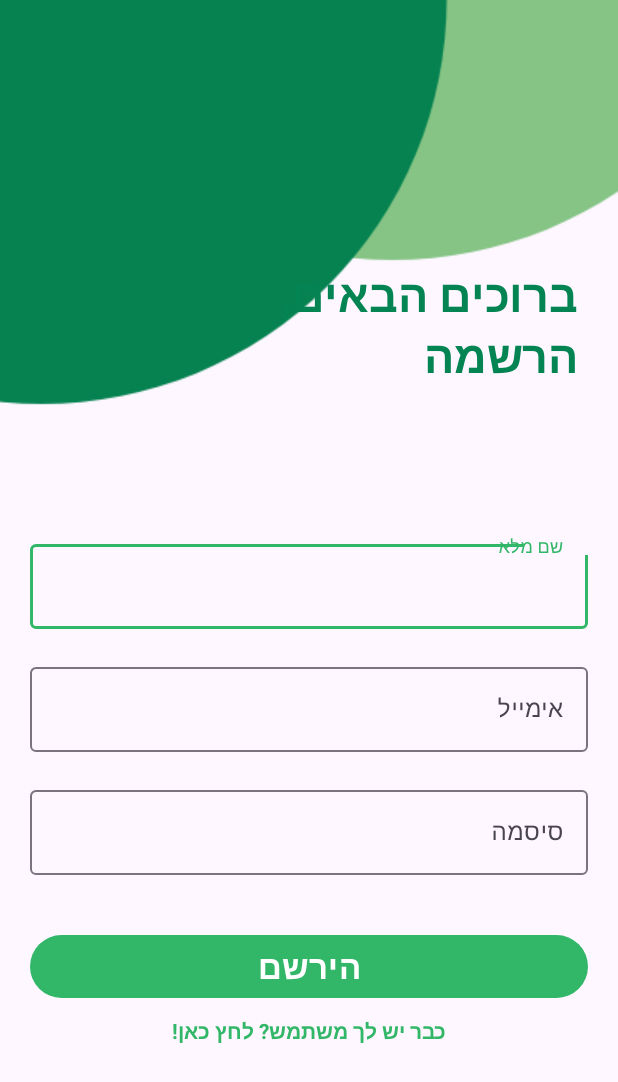
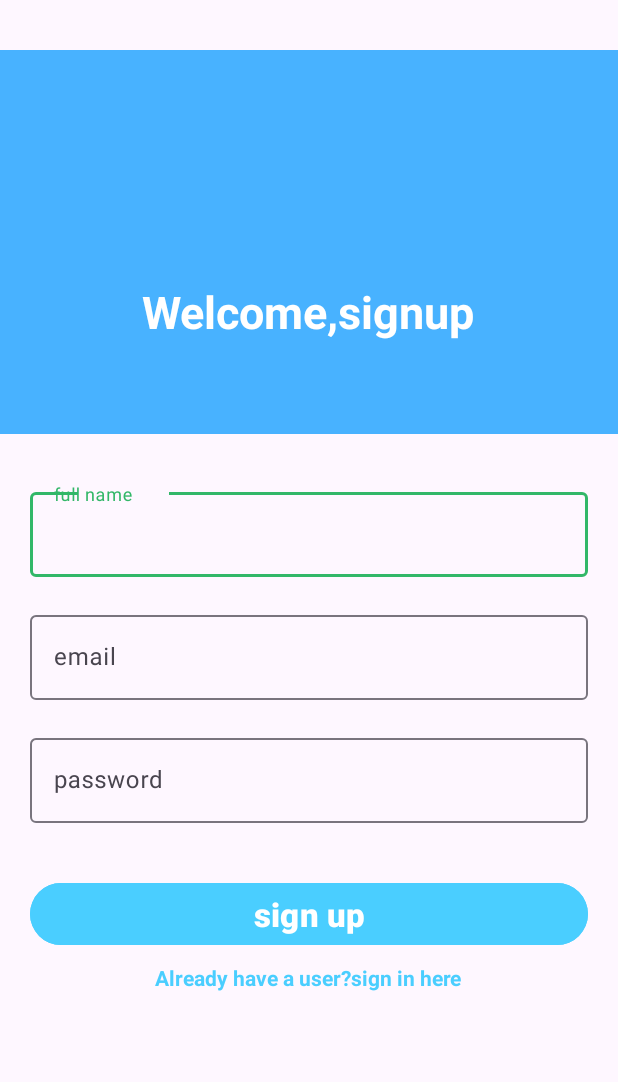
Before and after one commit to ilaycohen2712/Chef-sChoice, an Android app: the SignUpFragment screen opened directly, with no data from a screen before it, on a phone screen of 412 x 824 dp. Shown: the top 1082 px of the screen. Run offline under Robolectric (Android 15) with nearby library versions, the phone set to English and light mode, and no system bars; our stand-ins replace Firebase (no records; nobody signed in at launch, a user with empty details on screens opened directly).

Commit message:
fix login+signup desgine

```diff
--- a/app/src/main/res/layout/fragment_sign_up.xml
+++ b/app/src/main/res/layout/fragment_sign_up.xml
@@ -22,16 +22,16 @@
         android:layout_width="wrap_content"
         android:layout_height="wrap_content"
         android:layout_marginTop="176dp"
-        android:text="@string/title_register"
-        android:textColor="@color/dark_green"
+        android:text="Welcome,signup"
+        android:textColor="@color/white"
         android:textSize="30sp"
         android:textStyle="bold"
         app:layout_constraintBottom_toBottomOf="@+id/imageView"
         app:layout_constraintEnd_toEndOf="parent"
-        app:layout_constraintHorizontal_bias="0.873"
+        app:layout_constraintHorizontal_bias="0.497"
         app:layout_constraintStart_toStartOf="parent"
         app:layout_constraintTop_toTopOf="parent"
-        app:layout_constraintVertical_bias="0.0" />
+        app:layout_constraintVertical_bias="0.107" />
 
     <LinearLayout
         android:id="@+id/linearLayout"
@@ -53,7 +53,7 @@
                 android:layout_marginBottom="20dp"
                 android:layout_marginLeft="20dp"
                 android:layout_marginRight="20dp"
-                android:hint="@string/fullName"/>
+                android:hint="full name"/>
         </com.google.android.material.textfield.TextInputLayout>
 
         <com.google.android.material.textfield.TextInputLayout
@@ -68,7 +68,7 @@
                 android:layout_marginBottom="20dp"
                 android:layout_marginLeft="20dp"
                 android:layout_marginRight="20dp"
-                android:hint="@string/email"/>
+                android:hint="email"/>
         </com.google.android.material.textfield.TextInputLayout>
 
         <com.google.android.material.textfield.TextInputLayout
@@ -83,7 +83,7 @@
                 android:layout_marginBottom="20dp"
                 android:layout_marginLeft="20dp"
                 android:layout_marginRight="20dp"
-                android:hint="@string/password"
+                android:hint="password"
                 android:inputType="textPassword"/>
 
         </com.google.android.material.textfield.TextInputLayout>
@@ -100,23 +100,26 @@
             android:id="@+id/signUpButton"
             android:layout_width="match_parent"
             android:layout_height="wrap_content"
+            android:layout_marginLeft="20dp"
             android:layout_marginTop="16dp"
-            android:layout_marginLeft="20dp"
             android:layout_marginRight="20dp"
-            android:text="@string/registerBtn"
+            android:backgroundTint="#4aceff"
+            android:text="sign up"
+            android:textColor="#FFFFFF"
+            android:textColorLink="#4aceff"
             android:textSize="22sp"
-            android:textStyle="bold"
-            android:textColor="#FFFFFF" />
+            android:textStyle="bold" />
 
         <TextView
             android:id="@+id/login_link"
             android:layout_width="wrap_content"
             android:layout_height="wrap_content"
-            android:text="@string/loginLink"
             android:layout_gravity="center"
-            android:textColor="@color/my_light_primary"
             android:layout_marginTop="8dp"
             android:clickable="true"
+            android:text="Already have a user?sign in here"
+            android:textColor="#4aceff"
+            android:textColorLink="#4aceff"
             android:textStyle="bold" />
     </LinearLayout>
 </androidx.constraintlayout.widget.ConstraintLayout>
```
Also changed, not shown: app/src/main/res/layout/fragment_login.xml (+15 -12 lines), app/src/main/res/drawable/top_background.png.
